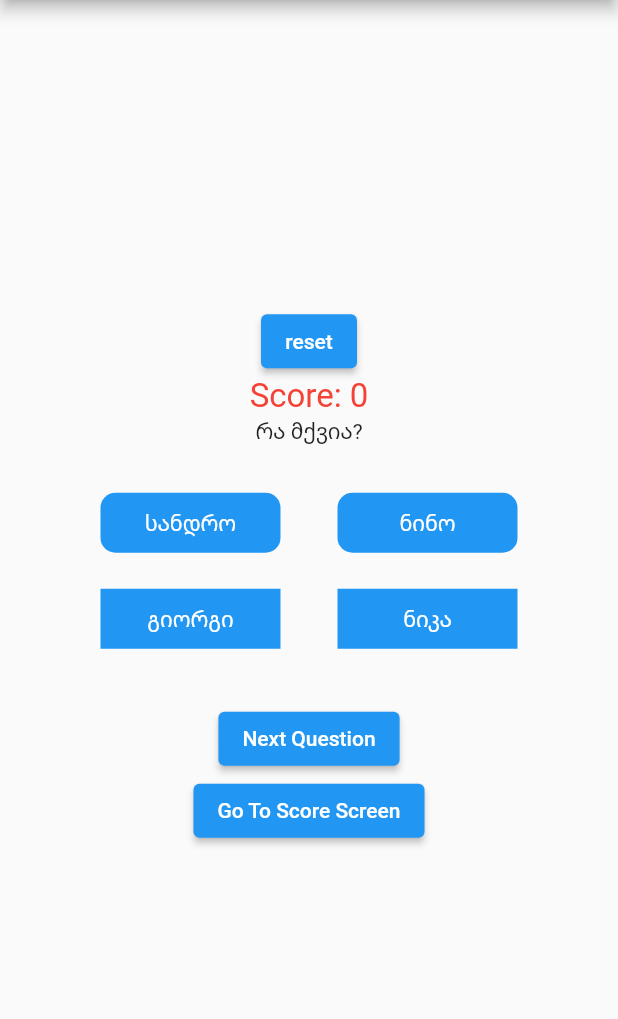
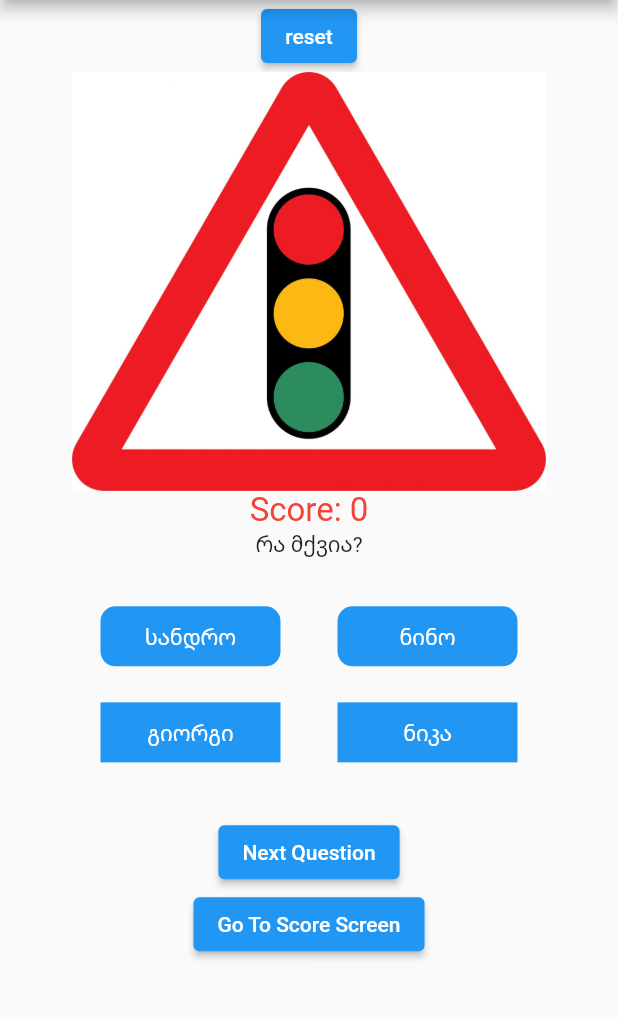
Before and after one commit to giorgiNavdarashvili09/quizzz, a Flutter app: the screen it shows after launch, on a phone screen of 412 x 824 dp, the part 84-1103 px from its top. Run offline on Flutter 3.47's test engine with Material 2 defaults, Android fonts, the phone set to English and light mode, and no system bars.

Commit message:
added images to quiz

```diff
--- a/lib/main.dart
+++ b/lib/main.dart
@@ -42,6 +42,13 @@ class _QuizState extends State<Quiz> {
 
   final correctAnswers = ["გიორგი", "28", "საქართველო"];
 
+  //შევქმენით ახალი სია რომელშიც ვინახავთ სურათების მისამართებს პროექტის ფაილებში
+  final imagePaths = [
+    "assets/images/lights.jpg",
+    "assets/images/sleipurvegur.jpg",
+    "assets/images/traffic-sign-stop.png"
+  ];
+
   var index = 0;
 
   var buttonAColor = Colors.blue;
@@ -59,7 +66,9 @@ class _QuizState extends State<Quiz> {
       appBar: AppBar(
         title: const Text('Quizzz'),
       ),
-      body: Container(
+      // რადგან კონტენტის რაოდენობა გაიზარდა გამოვიყენეთ SingleChildScrollView რათ შევძლოთ სრული კონტენტის ნახვა
+      body: SingleChildScrollView(
+        child: Container(
           margin: const EdgeInsets.symmetric(horizontal: 48),
           child: Column(
             mainAxisAlignment: MainAxisAlignment.center,
@@ -78,10 +87,15 @@ class _QuizState extends State<Quiz> {
                     });
                   },
                   child: const Text("reset")),
-            Text("Score: $score", style: TextStyle(
+              // დავამატეთ Image ვიჯეტი რომელსაც პარამეტრად გადავცემთ AssetImage_ს. ხოლო სურათის ლოკაცია მოგვაქვს imagePaths სიიდან
+              Image(image: AssetImage(imagePaths[index])),
+              Text(
+                "Score: $score",
+                style: const TextStyle(
                   color: Colors.red,
                   fontSize: 22,
-            ),),
+                ),
+              ),
               Text(questions[index]),
               const SizedBox(
                 height: 32,
@@ -91,7 +105,6 @@ class _QuizState extends State<Quiz> {
                 children: [
                   GestureDetector(
                     onTap: () {
-
                       if (!alreadyAnswered) {
                         if (correctAnswers[index] == answersA[index]) {
                           setState(() {
@@ -111,8 +124,7 @@ class _QuizState extends State<Quiz> {
                     child: Container(
                       decoration: BoxDecoration(
                           color: buttonAColor,
-                        borderRadius: BorderRadius.all(Radius.circular(10))
-                    ),
+                          borderRadius: BorderRadius.all(Radius.circular(10))),
                       width: 120,
                       height: 40,
                       alignment: Alignment.center,
@@ -124,7 +136,7 @@ class _QuizState extends State<Quiz> {
                   ),
                   GestureDetector(
                     onTap: () {
-                    if(!alreadyAnswered) {
+                      if (!alreadyAnswered) {
                         if (correctAnswers[index] == answersB[index]) {
                           setState(() {
                             score++;
@@ -139,14 +151,11 @@ class _QuizState extends State<Quiz> {
                       setState(() {
                         alreadyAnswered = true;
                       });
-
                     },
                     child: Container(
                       decoration: BoxDecoration(
                           color: buttonBColor,
-                      borderRadius: BorderRadius.all(Radius.circular(10))
-
-                    ),
+                          borderRadius: BorderRadius.all(Radius.circular(10))),
                       width: 120,
                       height: 40,
                       alignment: Alignment.center,
@@ -166,7 +175,7 @@ class _QuizState extends State<Quiz> {
                 children: [
                   GestureDetector(
                     onTap: () {
-                    if(!alreadyAnswered) {
+                      if (!alreadyAnswered) {
                         if (correctAnswers[index] == answersC[index]) {
                           setState(() {
                             score++;
@@ -195,7 +204,7 @@ class _QuizState extends State<Quiz> {
                   ),
                   GestureDetector(
                     onTap: () {
-                    if(!alreadyAnswered) {
+                      if (!alreadyAnswered) {
                         if (correctAnswers[index] == answersD[index]) {
                           setState(() {
                             score++;
@@ -252,11 +261,14 @@ class _QuizState extends State<Quiz> {
                     },
                     child: const Text('Next Question')),
               ),
-            ElevatedButton(onPressed: () {
-              Navigator.of(context).push(MaterialPageRoute(builder: (context) => OtherPage(score: score)));
-            }, child: Text("Go To Score Screen"))
+              ElevatedButton(
+                  onPressed: () {
+                    Navigator.of(context).push(MaterialPageRoute(
+                        builder: (context) => OtherPage(score: score)));
+                  },
+                  child: Text("Go To Score Screen"))
             ],
-
+          ),
         ),
       ),
     );
--- a/pubspec.yaml
+++ b/pubspec.yaml
@@ -59,8 +59,8 @@ flutter:
   uses-material-design: true
 
   # To add assets to your application, add an assets section, like this:
-  # assets:
-  #   - images/a_dot_burr.jpeg
+  assets:
+    - assets/images/
   #   - images/a_dot_ham.jpeg
 
   # An image asset can refer to one or more resolution-specific "variants", see
```
Also changed, not shown: assets/images/lights.jpg (added), assets/images/sleipurvegur.jpg (added), assets/images/traffic-sign-stop.png (added). Lines whose indentation alone changed are shown as unchanged.
